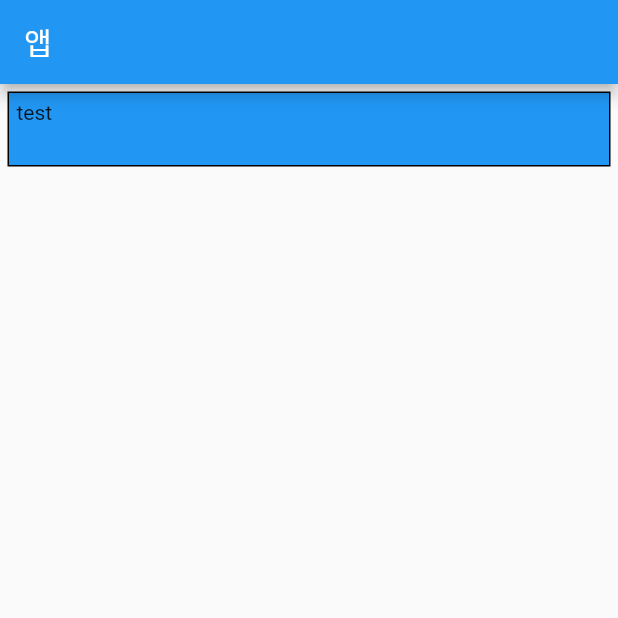
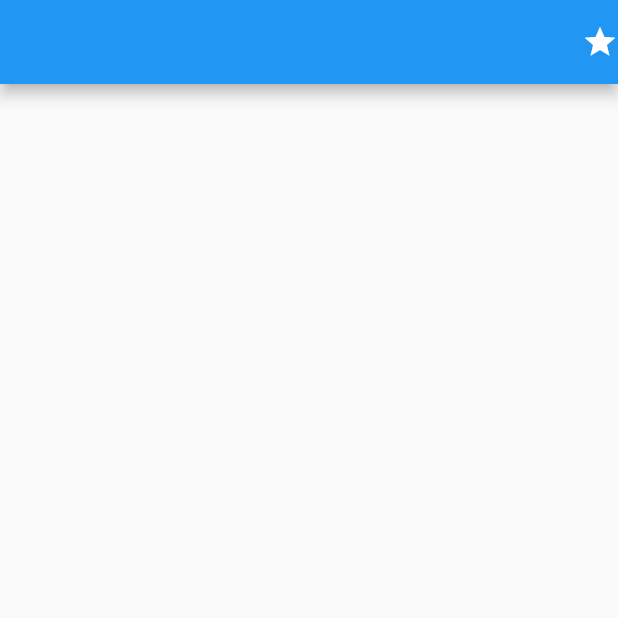
Before and after one commit to sopogen/contact_manager, a Flutter app: the screen it shows after launch, on a phone screen of 412 x 824 dp, the top half of it. Run offline on Flutter 3.47's test engine with Material 2 defaults, Android fonts, the light colour scheme and no system bars.

```diff
--- a/contact_manager/lib/main.dart
+++ b/contact_manager/lib/main.dart
@@ -9,19 +9,6 @@ class MyApp extends StatelessWidget {
   @override
   Widget build(BuildContext context) {
     return MaterialApp(
-        home: Scaffold(
-            appBar: AppBar(title: Text("앱")),
-            body: Align(
-              alignment: Alignment.topCenter,
-              child: Container(
-                  width: double.infinity,
-                  height: 50,
-                  margin: EdgeInsets.all(5),
-                  padding: EdgeInsets.all(5),
-                  decoration: BoxDecoration(
-                      border: Border.all(color: Colors.black),
-                      color: Colors.blue),
-                  child: Text('test')),
-            )));
+        home: Scaffold(appBar: AppBar(actions: [Icon(Icons.star)])));
   }
 }
```
